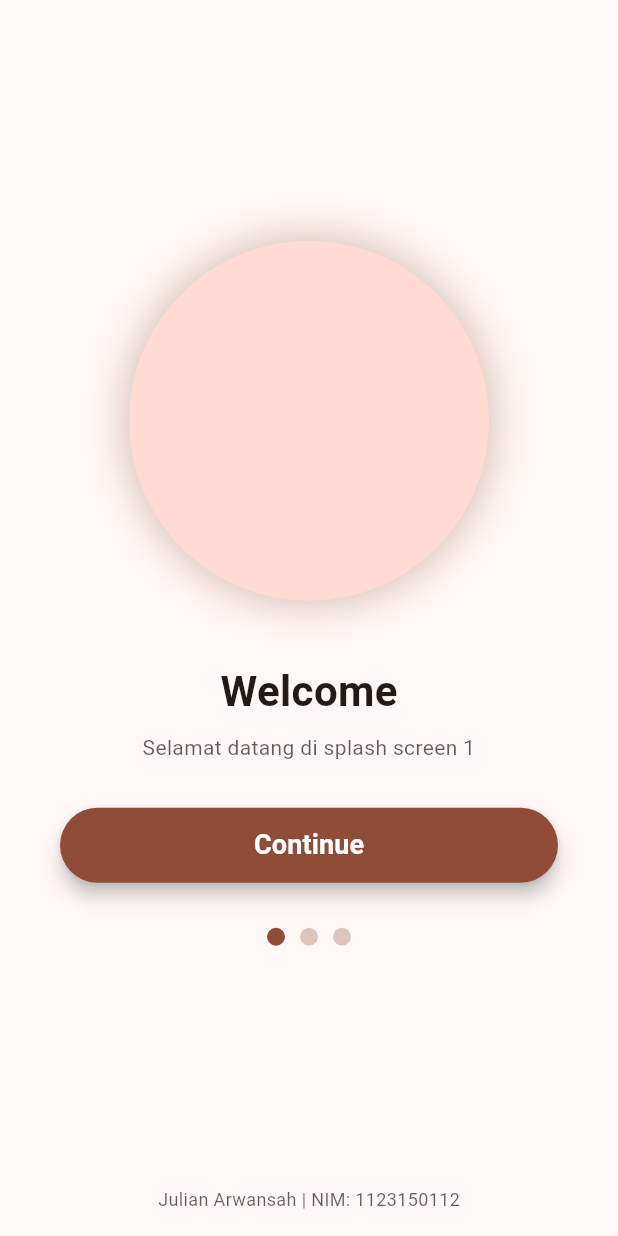
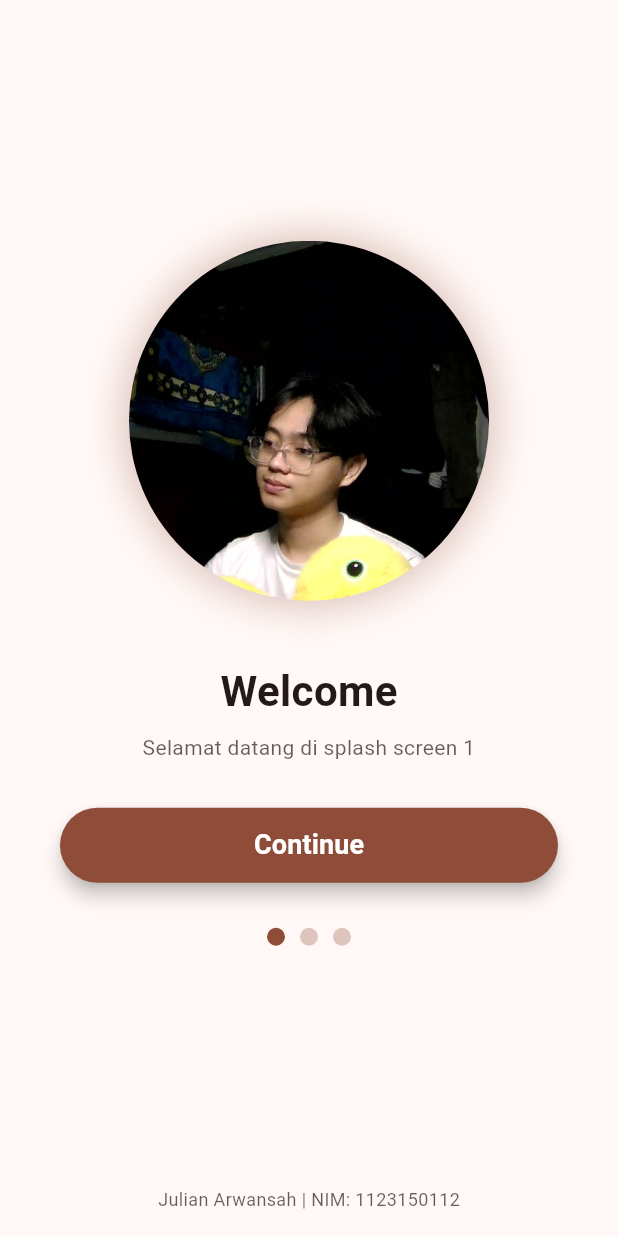
Before and after one commit to Julianarwansah/KB1179-1123150112-uts, a Flutter app: the JulSplashScreen2 screen opened directly, on a phone screen of 412 x 824 dp. Run offline on Flutter 3.47's test engine with Material 3 defaults, Android fonts, the light colour scheme and no system bars.

Commit message:
menambahkan image di splash screen 2

```diff
--- a/lib/splash_screen/splash_screen2.dart
+++ b/lib/splash_screen/splash_screen2.dart
@@ -25,6 +25,10 @@ class JulSplashScreen2 extends StatelessWidget {
                   spreadRadius: 5,
                 ),
               ],
+              image: const DecorationImage(
+                image: AssetImage("assets/images/gambar1.jpg"),
+                fit: BoxFit.cover,
+              ),
             ),
           ),
 
```
